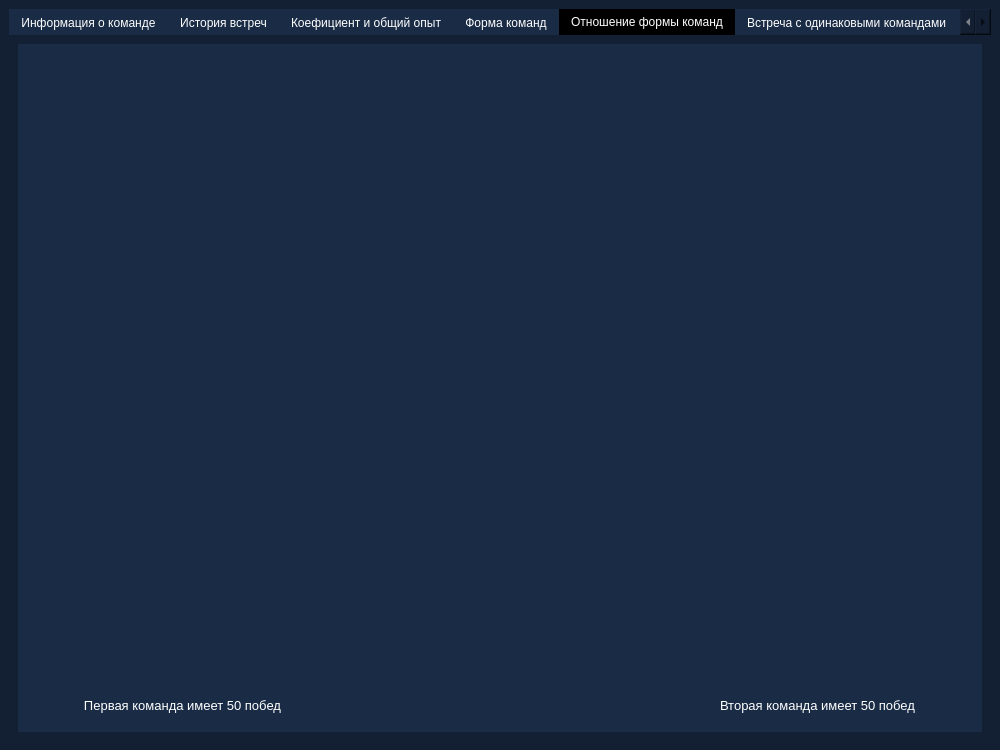
Old version of the form qt/uis/main_window.ui in the repository CodderLord/CS_GO_analythics.
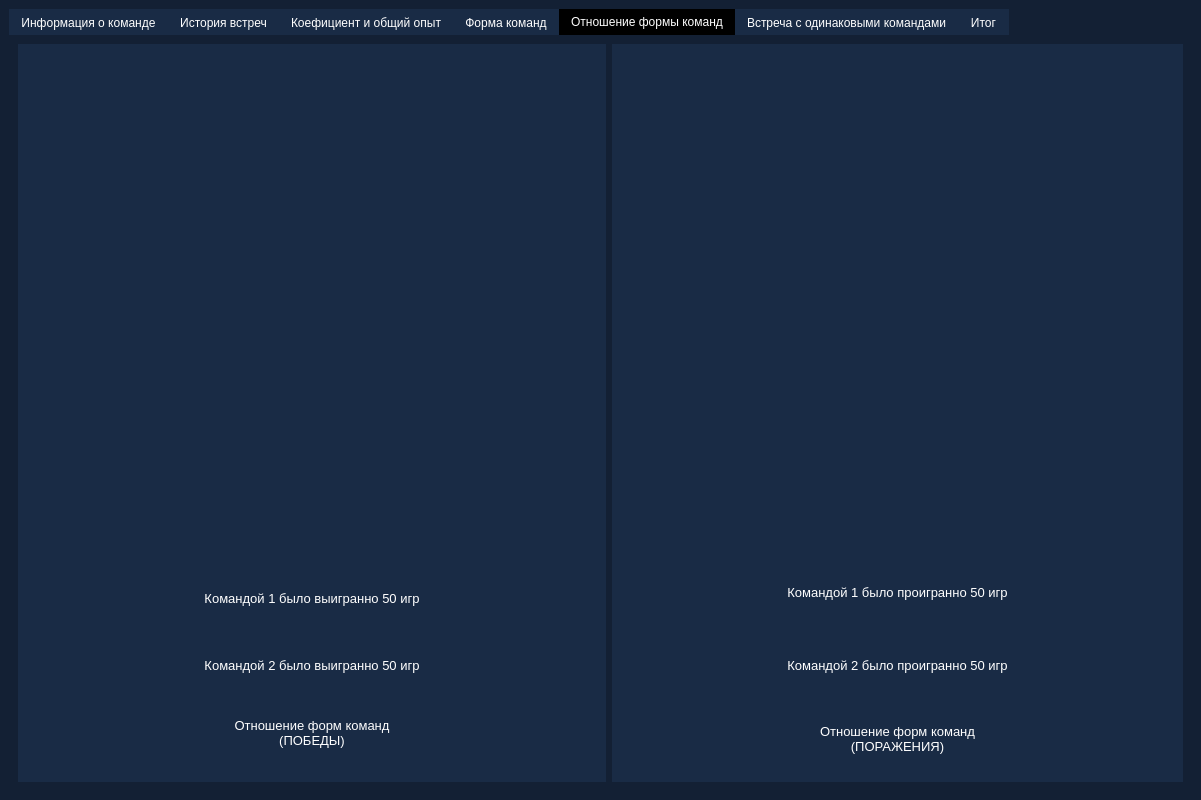
New version of the form. The open tabs and pages were chosen to show the change.

What changed in the file:
```diff
--- a/qt/uis/main_window.ui
+++ b/qt/uis/main_window.ui
@@ -6,20 +6,20 @@
    <rect>
     <x>0</x>
     <y>0</y>
-    <width>1000</width>
-    <height>750</height>
+    <width>1201</width>
+    <height>800</height>
    </rect>
   </property>
   <property name="minimumSize">
    <size>
-    <width>1000</width>
-    <height>750</height>
+    <width>1201</width>
+    <height>800</height>
    </size>
   </property>
   <property name="maximumSize">
    <size>
-    <width>1201</width>
-    <height>851</height>
+    <width>16777215</width>
+    <height>16777215</height>
    </size>
   </property>
   <property name="acceptDrops">
@@ -1066,7 +1066,7 @@
          <widget class="QGroupBox" name="box_form_team_2">
           <property name="minimumSize">
            <size>
-            <width>1</width>
+            <width>564</width>
             <height>600</height>
            </size>
           </property>
@@ -1078,27 +1078,7 @@
            <string/>
           </property>
           <layout class="QGridLayout" name="gridLayout_21">
-           <item row="1" column="0">
-            <widget class="QLabel" name="first_team_form">
-             <property name="styleSheet">
-              <string notr="true">color: rgb(255, 255, 255);</string>
-             </property>
-             <property name="text">
-              <string>&lt;html&gt;&lt;head/&gt;&lt;body&gt;&lt;p align=&quot;center&quot;&gt;&lt;span style=&quot; font-size:10pt;&quot;&gt;Первая команда имеет 50 побед&lt;/span&gt;&lt;/p&gt;&lt;/body&gt;&lt;/html&gt;</string>
-             </property>
-            </widget>
-           </item>
-           <item row="1" column="2">
-            <widget class="QLabel" name="second_team_form">
-             <property name="styleSheet">
-              <string notr="true">color: rgb(255, 255, 255);</string>
-             </property>
-             <property name="text">
-              <string>&lt;html&gt;&lt;head/&gt;&lt;body&gt;&lt;p align=&quot;center&quot;&gt;&lt;span style=&quot; font-size:10pt;&quot;&gt;Вторая команда имеет 50 побед&lt;/span&gt;&lt;/p&gt;&lt;/body&gt;&lt;/html&gt;</string>
-             </property>
-            </widget>
-           </item>
-           <item row="0" column="0" colspan="3">
+           <item row="0" column="0" colspan="2">
             <widget class="QGroupBox" name="box_graphics">
              <property name="minimumSize">
               <size>
@@ -1110,18 +1090,28 @@
               <string/>
              </property>
              <layout class="QGridLayout" name="gridLayout_20">
-              <item row="0" column="0">
+              <item row="4" column="0">
                <widget class="QLabel" name="label">
+                <property name="styleSheet">
+                 <string notr="true">color: rgb(255, 255, 255);</string>
+                </property>
+                <property name="text">
+                 <string>&lt;html&gt;&lt;head/&gt;&lt;body&gt;&lt;p align=&quot;center&quot;&gt;&lt;span style=&quot; font-size:10pt;&quot;&gt;Отношение форм команд&lt;br/&gt;(ПОБЕДЫ)&lt;/span&gt;&lt;/p&gt;&lt;/body&gt;&lt;/html&gt;</string>
+                </property>
+               </widget>
+              </item>
+              <item row="1" column="0">
+               <widget class="QLabel" name="ratio_form_wins_graphics">
                 <property name="minimumSize">
                  <size>
-                  <width>520</width>
-                  <height>608</height>
+                  <width>650</width>
+                  <height>500</height>
                  </size>
                 </property>
                 <property name="maximumSize">
                  <size>
-                  <width>520</width>
-                  <height>608</height>
+                  <width>650</width>
+                  <height>500</height>
                  </size>
                 </property>
                 <property name="text">
@@ -1129,12 +1119,100 @@
                 </property>
                </widget>
               </item>
+              <item row="2" column="0">
+               <widget class="QLabel" name="info_label_wins_team_1_old_scores">
+                <property name="styleSheet">
+                 <string notr="true">color: rgb(255, 255, 255);</string>
+                </property>
+                <property name="text">
+                 <string>&lt;html&gt;&lt;head/&gt;&lt;body&gt;&lt;p align=&quot;center&quot;&gt;&lt;span style=&quot; font-size:10pt;&quot;&gt;Командой 1 было выигранно 50 игр&lt;/span&gt;&lt;/p&gt;&lt;/body&gt;&lt;/html&gt;</string>
+                </property>
+               </widget>
+              </item>
+              <item row="3" column="0">
+               <widget class="QLabel" name="info_label_wins_team_2_old_scores">
+                <property name="styleSheet">
+                 <string notr="true">color: rgb(255, 255, 255);</string>
+                </property>
+                <property name="text">
+                 <string>&lt;html&gt;&lt;head/&gt;&lt;body&gt;&lt;p align=&quot;center&quot;&gt;&lt;span style=&quot; font-size:10pt;&quot;&gt;Командой 2 было выигранно 50 игр&lt;/span&gt;&lt;/p&gt;&lt;/body&gt;&lt;/html&gt;</string>
+                </property>
+               </widget>
+              </item>
              </layout>
             </widget>
            </item>
           </layout>
          </widget>
         </item>
+        <item row="0" column="1">
+         <widget class="QGroupBox" name="groupBox_2">
+          <property name="minimumSize">
+           <size>
+            <width>564</width>
+            <height>600</height>
+           </size>
+          </property>
+          <property name="styleSheet">
+           <string notr="true">background-color: rgb(25, 43, 69);
+border: rgb(25, 43, 69);</string>
+          </property>
+          <property name="title">
+           <string/>
+          </property>
+          <layout class="QGridLayout" name="gridLayout_25">
+           <item row="0" column="0">
+            <widget class="QLabel" name="ratio_form_lose_graphics">
+             <property name="minimumSize">
+              <size>
+               <width>650</width>
+               <height>500</height>
+              </size>
+             </property>
+             <property name="maximumSize">
+              <size>
+               <width>650</width>
+               <height>500</height>
+              </size>
+             </property>
+             <property name="text">
+              <string/>
+             </property>
+            </widget>
+           </item>
+           <item row="3" column="0">
+            <widget class="QLabel" name="label_2">
+             <property name="styleSheet">
+              <string notr="true">color: rgb(255, 255, 255);</string>
+             </property>
+             <property name="text">
+              <string>&lt;html&gt;&lt;head/&gt;&lt;body&gt;&lt;p align=&quot;center&quot;&gt;&lt;span style=&quot; font-size:10pt;&quot;&gt;Отношение форм команд&lt;br/&gt;(ПОРАЖЕНИЯ)&lt;/span&gt;&lt;/p&gt;&lt;/body&gt;&lt;/html&gt;</string>
+             </property>
+            </widget>
+           </item>
+           <item row="1" column="0">
+            <widget class="QLabel" name="info_label_loses_team_1_old_scores">
+             <property name="styleSheet">
+              <string notr="true">color: rgb(255, 255, 255);</string>
+             </property>
+             <property name="text">
+              <string>&lt;html&gt;&lt;head/&gt;&lt;body&gt;&lt;p align=&quot;center&quot;&gt;&lt;span style=&quot; font-size:10pt;&quot;&gt;Командой 1 было проигранно 50 игр&lt;/span&gt;&lt;/p&gt;&lt;/body&gt;&lt;/html&gt;</string>
+             </property>
+            </widget>
+           </item>
+           <item row="2" column="0">
+            <widget class="QLabel" name="info_label_loses_team_2_old_scores">
+             <property name="styleSheet">
+              <string notr="true">color: rgb(255, 255, 255);</string>
+             </property>
+             <property name="text">
+              <string>&lt;html&gt;&lt;head/&gt;&lt;body&gt;&lt;p align=&quot;center&quot;&gt;&lt;span style=&quot; font-size:10pt;&quot;&gt;Командой 2 было проигранно 50 игр&lt;/span&gt;&lt;/p&gt;&lt;/body&gt;&lt;/html&gt;</string>
+             </property>
+            </widget>
+           </item>
+          </layout>
+         </widget>
+        </item>
        </layout>
       </widget>
       <widget class="QWidget" name="same_teams_tab">
```
Left out of the diff: 522 changed lines with no effect on the pictures.
